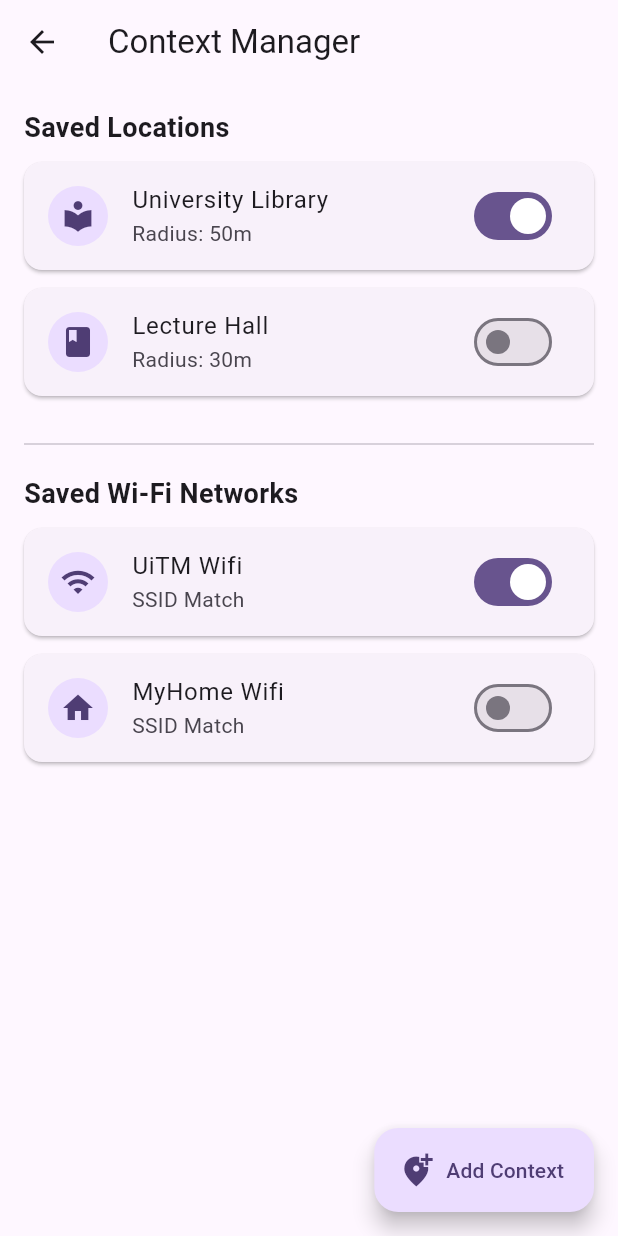
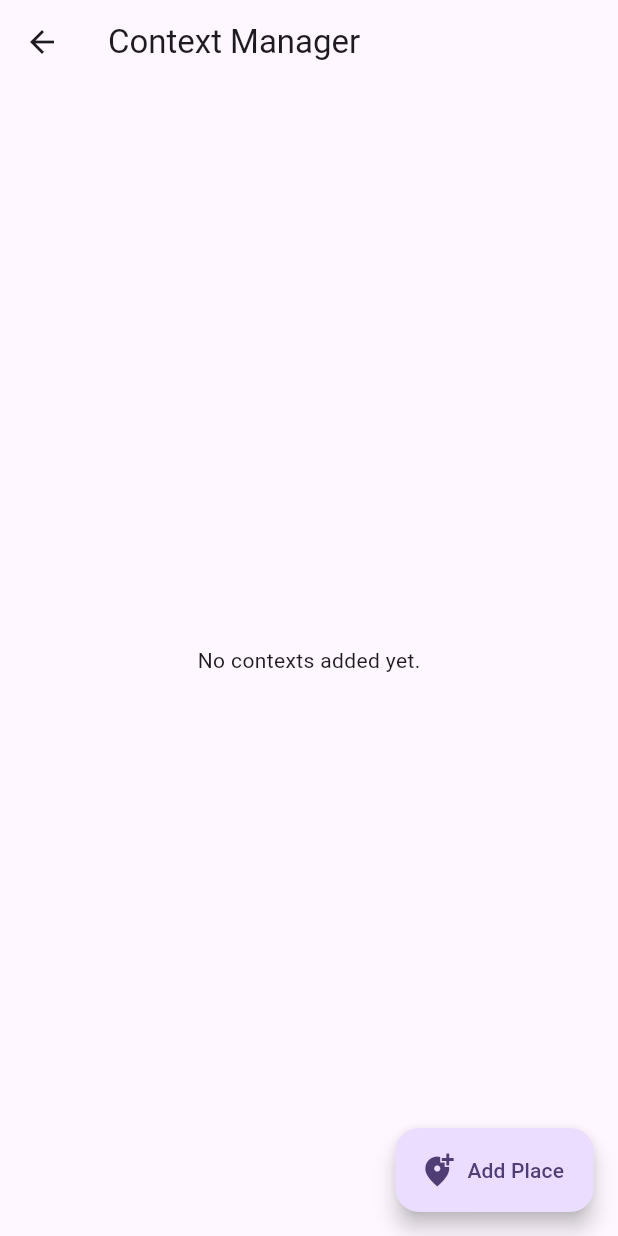
Before and after one commit to AhmadDaneil/SmartSilence, a Flutter app: the ContextManager screen opened directly, on a phone screen of 412 x 824 dp. Run offline on Flutter 3.47's test engine with Material 3 defaults, Android fonts, the phone set to English and light mode, and no system bars; our stand-ins replace sqflite; accounts and stored records are empty.

Commit message:
Make context manager fetch saves places from database and allow adding a new one.

```diff
--- a/lib/pages/context_manager.dart
+++ b/lib/pages/context_manager.dart
@@ -1,7 +1,32 @@
 import 'package:flutter/material.dart';
+import 'package:smartsilence_contextual_quiet_mode/services/database_helper.dart';
 
-class ContextManager extends StatelessWidget {
+class ContextManager extends StatefulWidget {
   const ContextManager({super.key});
+
+  @override
+  State<ContextManager> createState() => _ContextManagerState();
+}
+
+class _ContextManagerState extends State<ContextManager> {
+
+  // LOGIC: Add a dummy place to DB (Simulating a Map pick)
+  void _addMockPlace() async {
+    await DatabaseHelper().insertContext({
+      'name': 'New Location ${DateTime.now().second}',
+      'type': 'GEOFENCE',
+      'value': '3.0123, 101.500',
+      'radius': 50,
+      'is_active': 1
+    });
+    setState(() {}); // Refresh list
+  }
+
+  // LOGIC: Toggle active state in DB
+  void _toggleContext(int id, bool currentValue) async {
+    await DatabaseHelper().toggleContext(id, currentValue ? 0 : 1);
+    setState(() {}); // Refresh list
+  }
 
   @override
   Widget build(BuildContext context) {
@@ -10,37 +35,36 @@ class ContextManager extends StatelessWidget {
         title: const Text("Context Manager")
       ),
         floatingActionButton: FloatingActionButton.extended(
-          onPressed: (){},
+          onPressed: _addMockPlace,
           icon : const Icon(Icons.add_location_alt),
-          label: const Text("Add Context"),
+          label: const Text("Add Place"),
           ),
-      body: ListView(
-        padding: const EdgeInsets.all(16),
-        children: [
-          const Text("Saved Locations", style: TextStyle(fontSize: 18, fontWeight: FontWeight.bold)),
-          const SizedBox(height: 10),
-          _buildContextCard("University Library", "Radius: 50m", Icons.local_library, true),
-          _buildContextCard("Lecture Hall", "Radius: 30m", Icons.class_, false),
+      body: FutureBuilder<List<Map<String, dynamic>>>(
+        future: DatabaseHelper().getAllContexts(),
+        builder: (context, snapshot) {
+          if (!snapshot.hasData) return const Center(child: CircularProgressIndicator());
 
-          const Divider(height: 40,),
+          final contexts = snapshot.data!;
+          if (contexts.isEmpty) return const Center(child: Text("No contexts added yet."));
 
-          const Text("Saved Wi-Fi Networks", style: TextStyle(fontSize: 18, fontWeight: FontWeight.bold)),
-          const SizedBox(height: 10),
-          _buildContextCard("UiTM Wifi", "SSID Match", Icons.wifi, true),
-          _buildContextCard("MyHome Wifi", "SSID Match", Icons.home, false),
-        ],
-      ),
-    );
-  }
-
-  Widget _buildContextCard(String title, String subtitle, IconData icon, bool isActive) {
-    return Card(
-      margin: const EdgeInsets.only(bottom: 12),
-      child: ListTile(
-        leading: CircleAvatar(child: Icon(icon)),
-        title: Text(title),
-        subtitle: Text(subtitle),
-        trailing: Switch(value: isActive, onChanged: (val) {}),
+          return ListView.builder(
+            padding: const EdgeInsets.all(16),
+            itemCount: contexts.length,
+            itemBuilder: (context, index) {
+              final item = contexts[index];
+              return Card(
+              child: ListTile(
+              leading: CircleAvatar(child: Icon(item['type'] == 'GEOFENCE' ? Icons.place : Icons.wifi),
+              ),
+              title: Text(item['name']),
+              subtitle: Text(item['value']),
+              trailing: Switch(value: item['is_active'] == 1, onChanged: (val) => _toggleContext(item['id'], item['is_active'] == 1),
+              ),
+              ),
+            );
+            }
+          );
+        }
       ),
     );
   }
--- a/pubspec.yaml
+++ b/pubspec.yaml
@@ -30,11 +30,15 @@ environment:
 dependencies:
   flutter:
     sdk: flutter
+  sqflite: ^2.3.0
+  path: ^1.8.3
+  location: ^7.0.1
+  permission_handler: ^11.0.0
+  intl: ^0.18.1
 
   # The following adds the Cupertino Icons font to your application.
   # Use with the CupertinoIcons class for iOS style icons.
   cupertino_icons: ^1.0.8
-  sqflite: ^2.4.2
 
 dev_dependencies:
   flutter_test:
```
Also changed, not shown: pubspec.lock.
